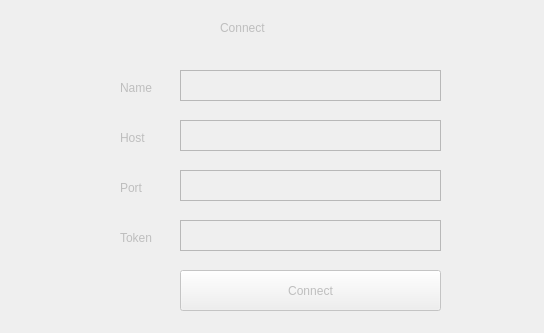
Before: the Qt Designer form src/operator/gui/resources/ui/connect_screen.ui in ProDefense/Avocado, drawn with Qt 5.
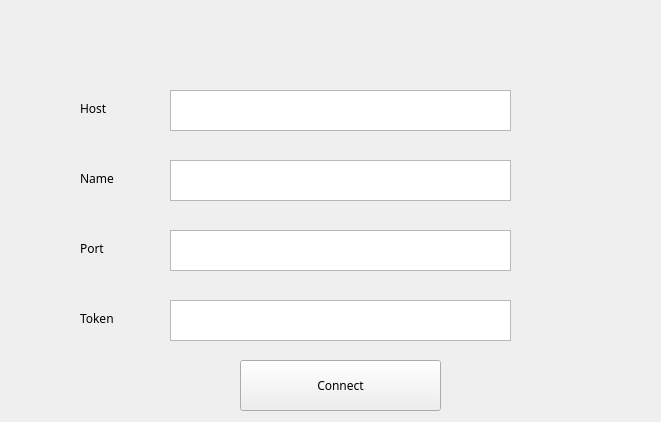
After: the same form once the commit is applied.

Commit message: Made connect screen lighter and editable.

```diff
--- a/src/operator/gui/resources/ui/connect_screen.ui
+++ b/src/operator/gui/resources/ui/connect_screen.ui
@@ -1,93 +1,108 @@
 <?xml version="1.0" encoding="UTF-8"?>
 <ui version="4.0">
  <class>ConnectScreen</class>
- <widget class="QMainWindow" name="ConnectScreen">
-  <property name="enabled">
-   <bool>false</bool>
-  </property>
+ <widget class="QWidget" name="ConnectScreen">
   <property name="geometry">
    <rect>
     <x>0</x>
     <y>0</y>
-    <width>544</width>
-    <height>333</height>
+    <width>661</width>
+    <height>422</height>
    </rect>
   </property>
+  <property name="font">
+   <font>
+    <family>Monaco</family>
+   </font>
+  </property>
   <property name="windowTitle">
    <string>MainWindow</string>
   </property>
-  <widget class="QWidget" name="centralwidget">
-   <widget class="QTextEdit" name="name_input">
-    <property name="geometry">
-     <rect>
-      <x>180</x>
-      <y>70</y>
-      <width>261</width>
-      <height>31</height>
-     </rect>
-    </property>
-   </widget>
-   <widget class="QTextEdit" name="host_input">
+  <property name="styleSheet">
+   <string notr="true"/>
+  </property>
+  <layout class="QGridLayout" name="gridLayout">
+   <property name="leftMargin">
+    <number>0</number>
+   </property>
+   <property name="topMargin">
+    <number>0</number>
+   </property>
+   <property name="rightMargin">
+    <number>0</number>
+   </property>
+   <property name="bottomMargin">
+    <number>0</number>
+   </property>
+   <property name="spacing">
+    <number>0</number>
+   </property>
+   <item row="0" column="0">
+    <widget class="QWidget" name="widget" native="true">
+     <widget class="QTextEdit" name="Host">
     <property name="geometry">
      <rect>
-      <x>180</x>
-      <y>120</y>
-      <width>261</width>
-      <height>31</height>
+        <x>170</x>
+        <y>90</y>
+        <width>341</width>
+        <height>41</height>
      </rect>
     </property>
    </widget>
-   <widget class="QTextEdit" name="port_input">
+     <widget class="QTextEdit" name="Name">
     <property name="geometry">
      <rect>
-      <x>180</x>
-      <y>170</y>
-      <width>261</width>
-      <height>31</height>
+        <x>170</x>
+        <y>160</y>
+        <width>341</width>
+        <height>41</height>
      </rect>
     </property>
    </widget>
-   <widget class="QTextEdit" name="token_input">
+     <widget class="QTextEdit" name="Port">
     <property name="geometry">
      <rect>
-      <x>180</x>
-      <y>220</y>
-      <width>261</width>
-      <height>31</height>
+        <x>170</x>
+        <y>230</y>
+        <width>341</width>
+        <height>41</height>
      </rect>
     </property>
    </widget>
-   <widget class="QPushButton" name="pushButton">
+     <widget class="QTextEdit" name="Token">
     <property name="geometry">
      <rect>
-      <x>180</x>
-      <y>270</y>
-      <width>261</width>
+        <x>170</x>
+        <y>300</y>
+        <width>341</width>
       <height>41</height>
      </rect>
     </property>
-    <property name="text">
-     <string>Connect</string>
-    </property>
-   </widget>
-   <widget class="QLabel" name="Name">
+      <property name="minimumSize">
+       <size>
+        <width>1</width>
+        <height>0</height>
+       </size>
+      </property>
+     </widget>
+     <widget class="QPushButton" name="connectButton">
     <property name="geometry">
      <rect>
-      <x>120</x>
-      <y>80</y>
-      <width>58</width>
-      <height>16</height>
+        <x>240</x>
+        <y>360</y>
+        <width>201</width>
+        <height>51</height>
      </rect>
     </property>
     <property name="text">
-     <string>Name</string>
-    </property>
-   </widget>
-   <widget class="QLabel" name="Host">
+       <string>Connect</string>
+      </property>
+     </widget>
+     <widget class="QLabel" name="label">
     <property name="geometry">
      <rect>
-      <x>120</x>
-      <y>130</y>
+        <x>80</x>
+        <y>100</y>
       <width>58</width>
       <height>16</height>
      </rect>
@@ -96,11 +111,11 @@
      <string>Host</string>
     </property>
    </widget>
-   <widget class="QLabel" name="Port">
+     <widget class="QLabel" name="label_2">
     <property name="geometry">
      <rect>
-      <x>120</x>
-      <y>180</y>
+        <x>80</x>
+        <y>240</y>
       <width>58</width>
       <height>16</height>
      </rect>
@@ -109,11 +124,11 @@
      <string>Port</string>
     </property>
    </widget>
-   <widget class="QLabel" name="Token">
+     <widget class="QLabel" name="label_4">
     <property name="geometry">
      <rect>
-      <x>120</x>
-      <y>230</y>
+        <x>80</x>
+        <y>310</y>
       <width>58</width>
       <height>16</height>
      </rect>
@@ -122,20 +137,22 @@
      <string>Token</string>
     </property>
    </widget>
-   <widget class="QLabel" name="label">
+     <widget class="QLabel" name="label_3">
     <property name="geometry">
      <rect>
-      <x>220</x>
-      <y>20</y>
+        <x>80</x>
+        <y>170</y>
       <width>58</width>
       <height>16</height>
      </rect>
     </property>
     <property name="text">
-     <string>Connect</string>
+       <string>Name</string>
     </property>
    </widget>
   </widget>
+   </item>
+  </layout>
  </widget>
  <resources/>
  <connections/>
```
Left out of the diff: 2 changed lines with no effect on the pictures. Lines whose indentation alone changed are shown as unchanged. The commit also changes 4 other files.
